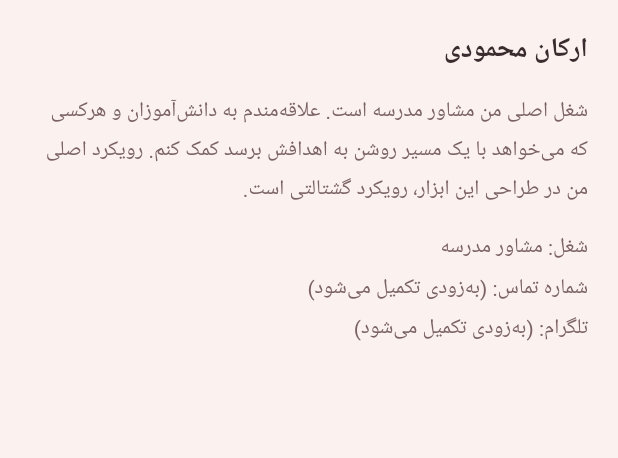
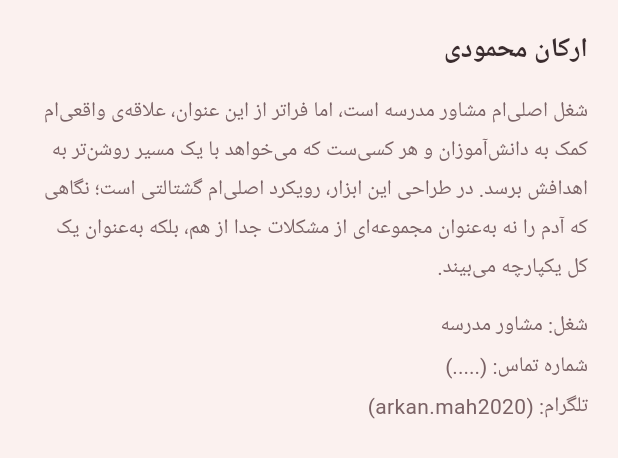
Before and after one commit to arkan30/microgoal-app, a Flutter app: the AboutMeTab widget shown alone on an empty page, opened directly, on a phone screen of 412 x 824 dp. Shown: the top 458 px of the screen. Run offline on Flutter 3.47's test engine with Material 3 defaults, Android fonts, the phone set to English and light mode, and no system bars; our stand-ins replace shared_preferences; accounts and stored records are empty; network calls fail; Roboto replaces fonts that are missing (Vazirmatn).

Commit message:
Update main.dart

```diff
--- a/lib/main.dart
+++ b/lib/main.dart
@@ -882,15 +882,15 @@ class AboutMeTab extends StatelessWidget {
       Text('ارکان محمودی', style: TextStyle(fontSize: 18, fontWeight: FontWeight.w800, color: AppColors.text)),
       SizedBox(height: 14),
       Text(
-        'شغل اصلی من مشاور مدرسه است. علاقه‌مندم به دانش‌آموزان و هرکسی که می‌خواهد با یک مسیر روشن به اهدافش برسد کمک کنم. رویکرد اصلی من در طراحی این ابزار، رویکرد گشتالتی است.',
+        'شغل اصلی‌ام مشاور مدرسه است، اما فراتر از این عنوان، علاقه‌ی واقعی‌ام کمک به دانش‌آموزان و هر کسی‌ست که می‌خواهد با یک مسیر روشن‌تر به اهدافش برسد. در طراحی این ابزار، رویکرد اصلی‌ام گشتالتی است؛ نگاهی که آدم را نه به‌عنوان مجموعه‌ای از مشکلات جدا از هم، بلکه به‌عنوان یک کل یکپارچه می‌بیند.',
         style: TextStyle(color: AppColors.textSoft, height: 1.8),
       ),
       SizedBox(height: 16),
       Text('شغل: مشاور مدرسه', style: TextStyle(color: AppColors.textSoft)),
       SizedBox(height: 6),
-      Text('شماره تماس: (به‌زودی تکمیل می‌شود)', style: TextStyle(color: AppColors.textSoft)),
+      Text('شماره تماس: (.....)', style: TextStyle(color: AppColors.textSoft)),
       SizedBox(height: 6),
-      Text('تلگرام: (به‌زودی تکمیل می‌شود)', style: TextStyle(color: AppColors.textSoft)),
+      Text('تلگرام: (arkan.mah2020)', style: TextStyle(color: AppColors.textSoft)),
     ]);
   }
 }
```
